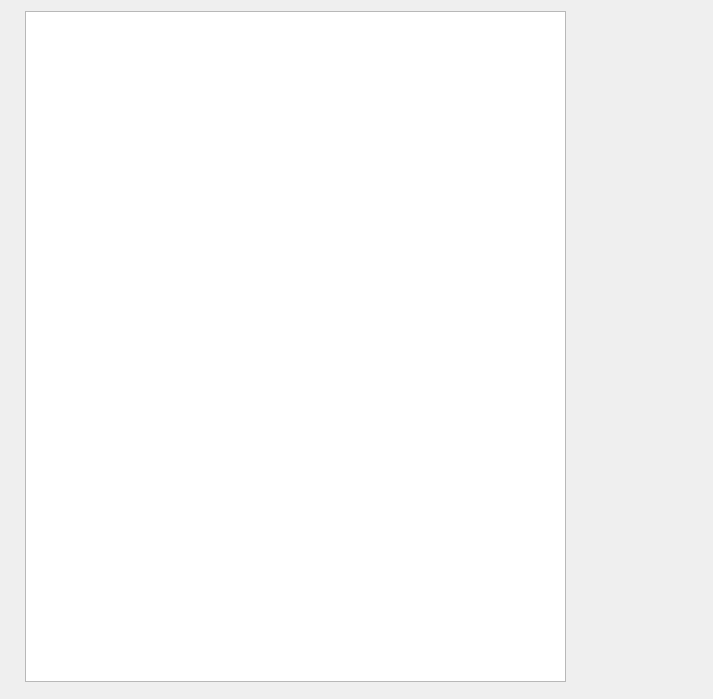
The window that MEGA/QtCreatorWD/magi/outputresultform.ui (artemutin/MagiModelInterface) describes before a commit, drawn with Qt 5.
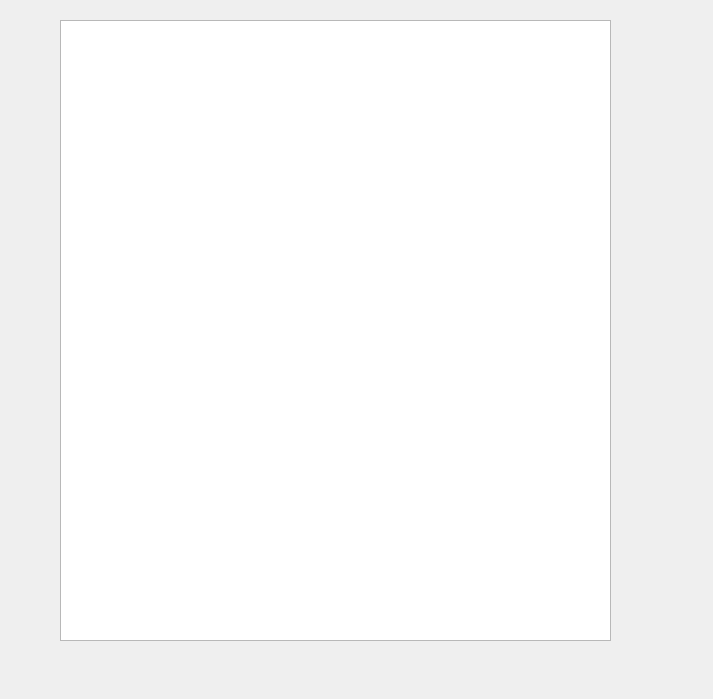
The same window after the commit.

Commit message: tableview was needed

Diff of the .ui file:
```diff
--- a/MEGA/QtCreatorWD/magi/outputresultform.ui
+++ b/MEGA/QtCreatorWD/magi/outputresultform.ui
@@ -26,13 +26,13 @@
     <string/>
    </property>
   </widget>
-  <widget class="QListView" name="listView">
+  <widget class="QTableView" name="resultsTableView">
    <property name="geometry">
     <rect>
-     <x>25</x>
-     <y>11</y>
-     <width>541</width>
-     <height>671</height>
+     <x>60</x>
+     <y>20</y>
+     <width>551</width>
+     <height>621</height>
     </rect>
    </property>
   </widget>
```
The commit also changes 2 other files.
